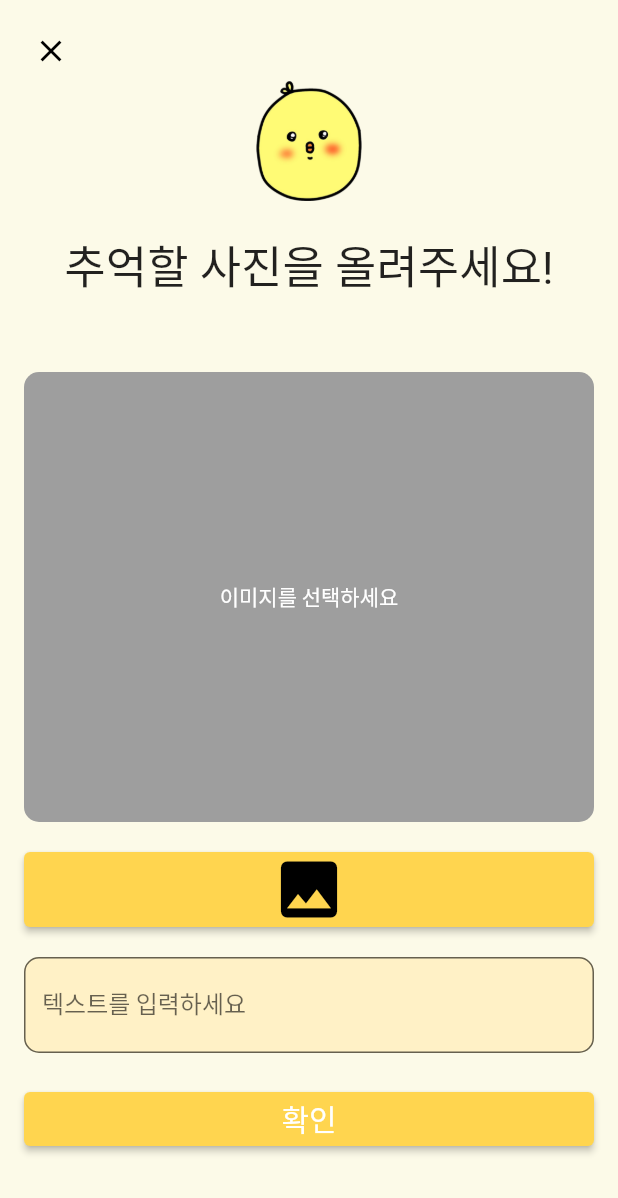
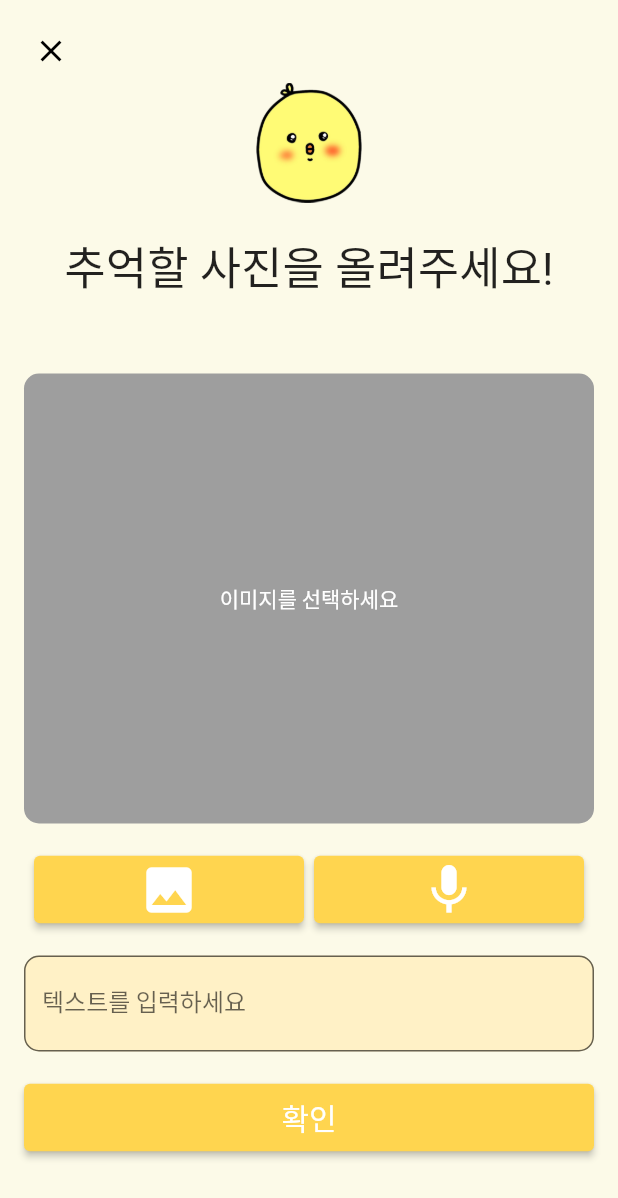
Before and after one commit to 6eom9eun/timeDam, a Flutter app: the imageInputPage screen opened directly, after a tap on the "image" icon, on a phone screen of 412 x 824 dp. Shown: the top 1198 px of the screen. Run offline on Flutter 3.47's test engine with Material 2 defaults, Android fonts, the phone set to English and light mode, and no system bars; our stand-ins replace cloud_firestore, dio, firebase_auth, firebase_core, firebase_storage, flutter_spinkit and 7 more; missing offline and left inert: background_fetch; accounts and stored records are empty; network calls fail; Roboto replaces fonts that are missing (Cafe).

Commit message:
이미지페이지 수정

```diff
--- a/lib/screens/imageInputPage.dart
+++ b/lib/screens/imageInputPage.dart
@@ -8,6 +8,7 @@ import 'package:memo_re/screens/DisplayMemoryPage.dart';
 import 'package:memo_re/utils/vars.dart';
 import 'CreatingPage.dart';
 import 'package:speech_to_text/speech_to_text.dart' as stt;
+// import 'package:http_parser/http_parser.dart' show MediaType;
 
 class PostProviderModel with ChangeNotifier {
   String? _imageUrl;
@@ -55,7 +56,7 @@ class _imageInputPageState extends State<imageInputPage> {
       );
       if (available) {
         setState(() => _speechInitialized = true);
-        startListening();
+        // startListening();
       } else {
         setState(() => _speechInitialized = false);
       }
@@ -86,6 +87,7 @@ class _imageInputPageState extends State<imageInputPage> {
   }
 
   Future<void> sendTextToServer(String inputText) async {
+    print('Input text: $inputText');
     // CreatingPage로 이동
     Navigator.push(
       context,
@@ -96,7 +98,7 @@ class _imageInputPageState extends State<imageInputPage> {
 
     // 서버로 데이터를 전송하고 응답을 기다립니다.
     final response = await http.post(
-      Uri.parse('http://192.168.123.111:5000'), // 플라스크 서버 주소 입력
+      Uri.parse('http://192.168.123.102:5000'), // 플라스크 서버 주소 입력
       body: {'text': inputText},
     );
 
@@ -173,13 +175,28 @@ class _imageInputPageState extends State<imageInputPage> {
                     ),
                   ),
                   SizedBox(height: 20),
-                  ElevatedButton(
-                    onPressed: getImage,
-                    style: ElevatedButton.styleFrom(
-                      backgroundColor: AppColors.primaryColor(),
-                      foregroundColor: Colors.black,
-                    ),
-                    child: Icon(Icons.image, size: 50,),
+                  Row(
+                    mainAxisAlignment: MainAxisAlignment.spaceEvenly,
+                    children: [
+                      ElevatedButton(
+                        onPressed: getImage,
+                        style: ElevatedButton.styleFrom(
+                          backgroundColor: AppColors.primaryColor(),
+                          minimumSize: Size(180, 45),
+                        ),
+                        child: Icon(Icons.image, size: 40,),
+                      ),
+                      ElevatedButton(
+                        onPressed: () {
+                          startListening(); // 음성인식 시작
+                        },
+                        style: ElevatedButton.styleFrom(
+                          backgroundColor: AppColors.primaryColor(),
+                          minimumSize: Size(180, 45),
+                        ),
+                        child: Icon(Icons.mic, size: 40,),
+                      ),
+                    ],
                   ),
                   SizedBox(height: 20),
                   TextField(
@@ -203,6 +220,7 @@ class _imageInputPageState extends State<imageInputPage> {
                     },
                     style: ElevatedButton.styleFrom(
                       backgroundColor: AppColors.primaryColor(),
+                      minimumSize: Size(100, 45),
                     ),
                     child: Text(
                       '확인',
--- a/pubspec.yaml
+++ b/pubspec.yaml
@@ -57,6 +57,7 @@ dependencies:
   flutter_tts: ^3.8.3
   share_plus: ^7.2.1
   path_provider: ^2.1.1
+  http_parser: ^4.0.0
 
 
 
```
Also changed, not shown: lib/screens/InputPage.dart (+2 -10 lines), pubspec.lock.
